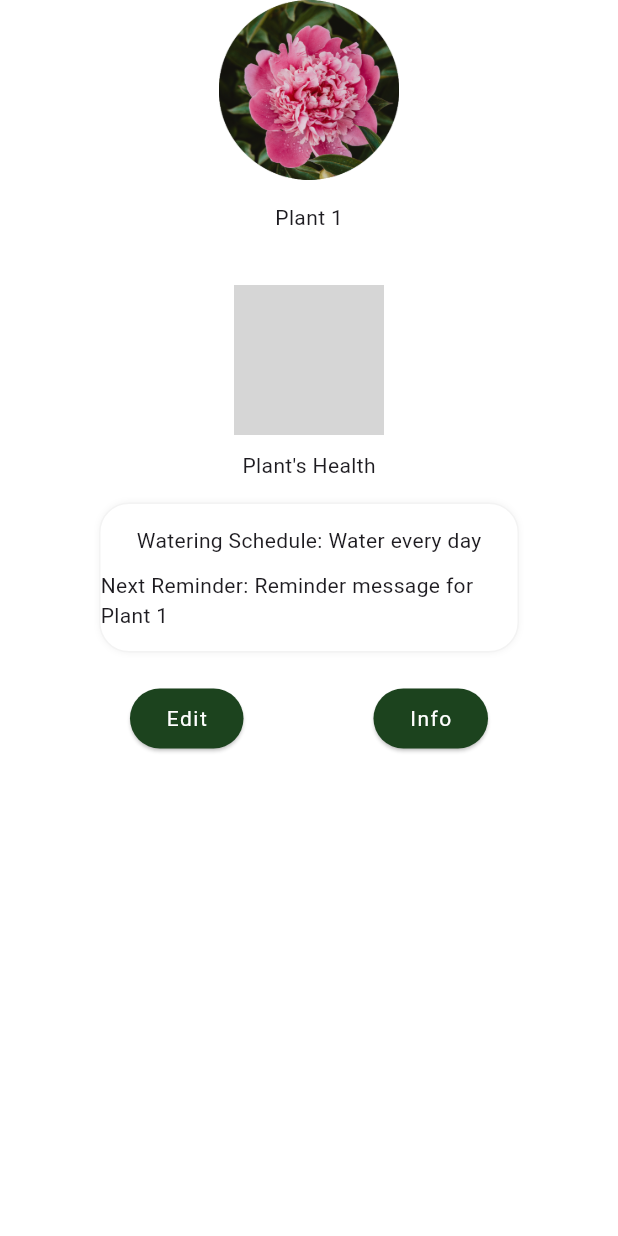
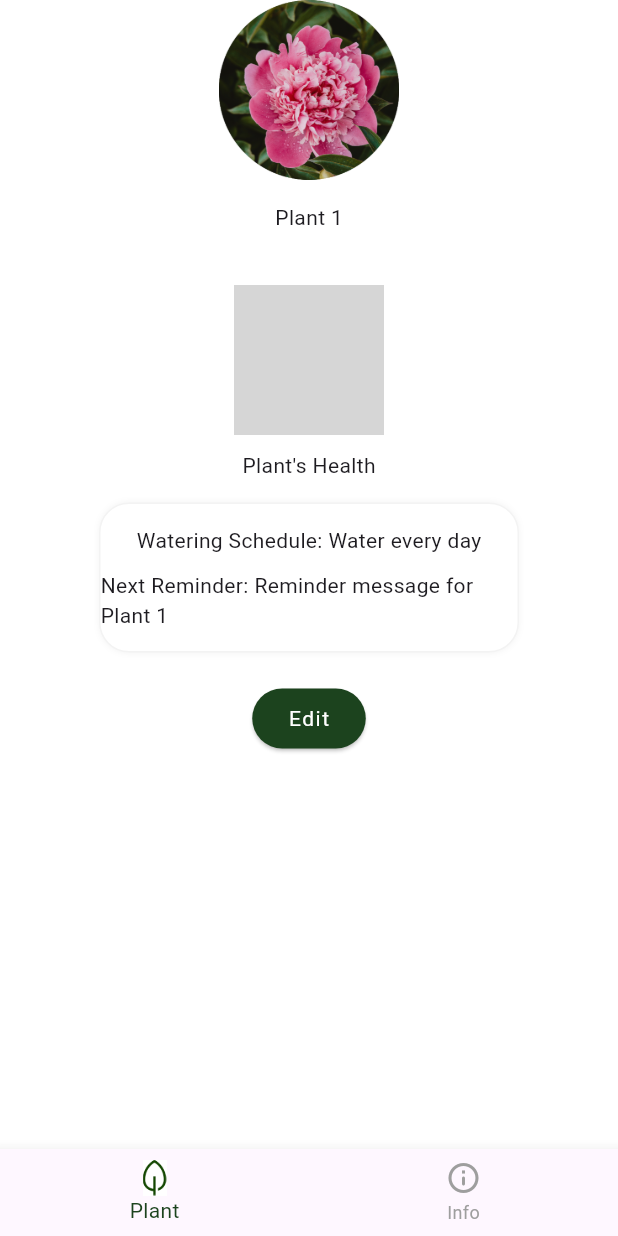
Before and after one commit to etadesse2/Sprout, a Flutter app: the PlantScreen screen opened directly, on a phone screen of 412 x 824 dp. Run offline on Flutter 3.47's test engine with Material 3 defaults, Android fonts, the phone set to English and light mode, and no system bars; our stand-ins replace numberpicker, shared_preferences; accounts and stored records are empty; grey boxes are pictures that could not be loaded.

Commit message:
information screec is properly  displayed now. and also bottom navigation bar is added to the plant status screen

```diff
--- a/sprouts/lib/plant_status.dart
+++ b/sprouts/lib/plant_status.dart
@@ -67,6 +67,23 @@ class _PlantScreenState extends State<PlantScreen> {
   ];
 
   int selectedIndex = 0;
+  int screenIndex = 0;
+
+  void switchScreen(int index) {
+    setState(() {
+      screenIndex = index;
+    });
+    if (index == 1) {
+      Navigator.push(
+        context,
+        MaterialPageRoute(
+          builder: (context) => InformationScreen(
+            plantName: plants[selectedIndex].name,
+          ),
+        ),
+      );
+    }
+  }
 
   @override
   Widget build(BuildContext context) {
@@ -154,37 +171,28 @@ class _PlantScreenState extends State<PlantScreen> {
                       ),
                     ),
                   ),
-                  ElevatedButton(
-                    onPressed: () {
-                      Navigator.push(
-                        context,
-                        MaterialPageRoute(
-                          builder: (context) => InformationScreen(
-                            plantName: plants[selectedIndex].name,
-                          ),
-                        ),
-                      );
-                    },
-                    style: ElevatedButton.styleFrom(
-                      backgroundColor: const Color.fromARGB(255, 28, 67, 30),
-                      shape: RoundedRectangleBorder(
-                        borderRadius: BorderRadius.circular(50),
-                      ),
-                    ),
-                    child: const Text(
-                      'Info',
-                      style: TextStyle(
-                        color: Colors.white,
-                        letterSpacing: 1,
-                        fontWeight: FontWeight.w400,
-                      ),
-                    ),
-                  ),
                 ],
               ),
             ),
           ],
         ),
+      ),
+      bottomNavigationBar: BottomNavigationBar(
+        currentIndex: screenIndex,
+        selectedItemColor: const Color.fromARGB(255, 28, 67, 30),
+        unselectedItemColor: Colors.grey,
+        items: <BottomNavigationBarItem>[
+          BottomNavigationBarItem(
+            icon: SizedBox(
+                width: 16, child: Image.asset('assets/images/leaf.png')),
+            label: 'Plant',
+          ),
+          const BottomNavigationBarItem(
+            icon: Icon(Icons.info_outline_rounded),
+            label: 'Info',
+          ),
+        ],
+        onTap: switchScreen,
       ),
     );
   }
```
Also changed, not shown: sprouts/lib/information.dart (+61 -62 lines).
